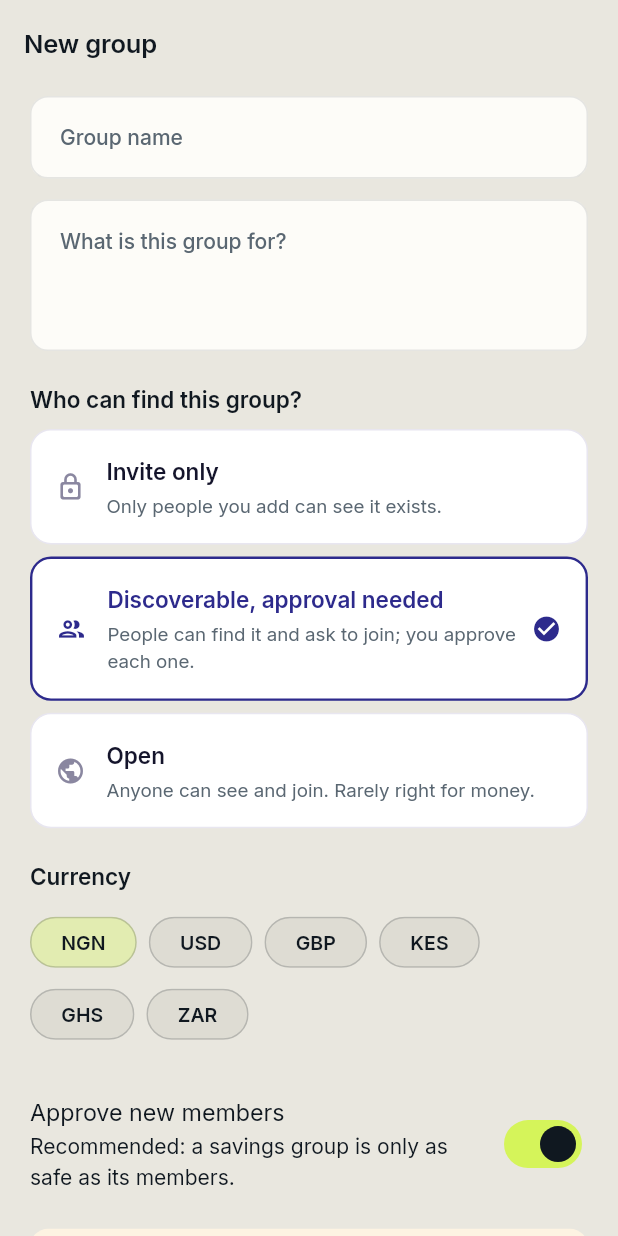
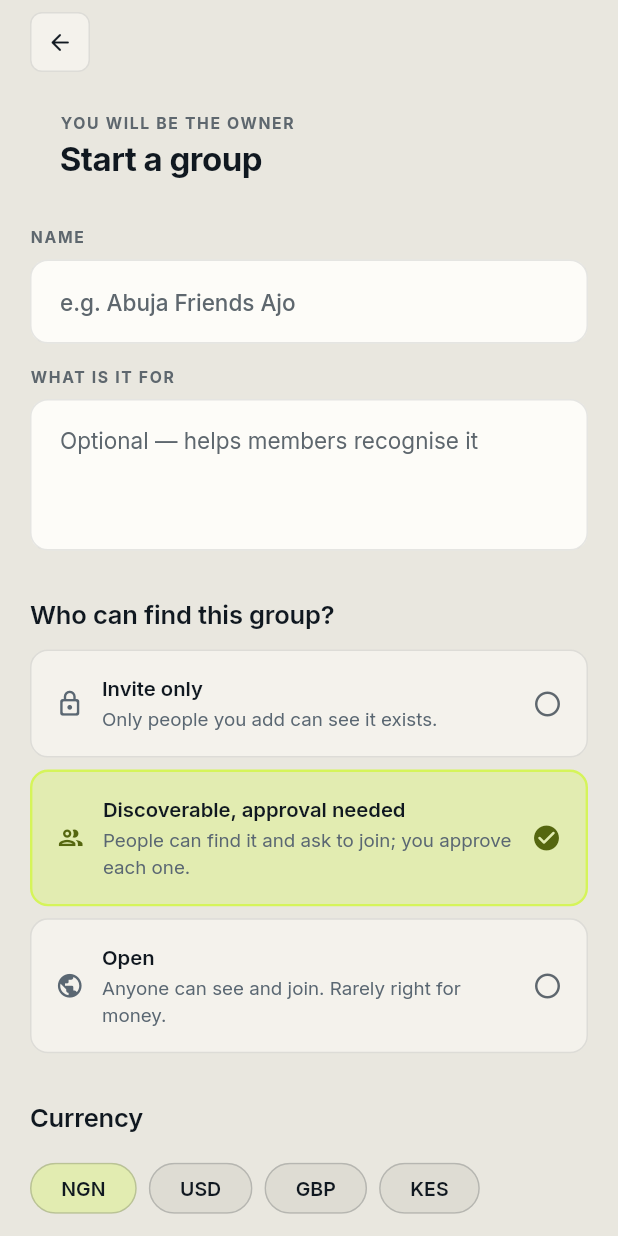
Before and after one commit to basgenix4u/KOLO-cooperative, a Flutter app: the CreateGroupScreen screen opened by its route, on a phone screen of 412 x 824 dp. Run offline on Flutter 3.47's test engine with Material 3 defaults, Android fonts, the phone set to English and light mode, and no system bars; our stand-ins replace app_links, dio, flutter_riverpod, flutter_secure_storage, go_router, shared_preferences; accounts and stored records are empty; network calls fail.

Commit message:
Rebuild the create-group screen
Visibility is the decision that actually matters here, so it gets the room: three
explicit options with the consequence spelled out under each - "Only people you
add can see it exists", "Anyone can see and join. Rarely right for money." A
member choosing between them should not have to infer what they mean.

Selection is a filled tick in a circle, not a colour change alone, so the chosen
option is identifiable without reading colour. Citrus marks the selection and
nothing else on this screen.

The owner's own limits are stated up front rather than discovered later: they
cannot approve a payout to themselves, and every withdrawal needs a second
officer. Someone founding a savings group should know that before they type a
name, not after the first payout stalls.

Fixed a framework assertion the render exposed: a SwitchListTile inside a coloured
card hides its own ripple, so it now has its own Material.

91 tests pass, 9 skipped; no analyser errors or warnings.

```diff
--- a/mobile/lib/features/groups/screens/create_group_screen.dart
+++ b/mobile/lib/features/groups/screens/create_group_screen.dart
@@ -4,8 +4,10 @@ import 'package:go_router/go_router.dart';
 
 import '../../../core/api/api_exception.dart';
 import '../../../core/api/providers.dart';
-import '../../../core/theme/kolo_theme.dart';
-import '../../../shared/widgets/common.dart';
+import '../../../design/components.dart';
+import '../../../design/navigation.dart';
+import '../../../design/tokens.dart';
+import '../../../design/typography.dart';
 import '../../savings/savings_providers.dart';
 
 class CreateGroupScreen extends ConsumerStatefulWidget {
@@ -67,44 +69,67 @@ class _CreateGroupScreenState extends ConsumerState<CreateGroupScreen> {
 
   @override
   Widget build(BuildContext context) {
-    final palette = context.kolo;
+    final palette = context.colors;
     return Scaffold(
-      appBar: AppBar(title: const Text('New group')),
+      backgroundColor: palette.ground,
       body: SafeArea(
         child: SingleChildScrollView(
-          padding: const EdgeInsets.fromLTRB(20, 8, 20, 32),
+          padding: const EdgeInsets.fromLTRB(
+              KoloSpace.page, KoloSpace.sm, KoloSpace.page, KoloSpace.hero),
           child: Form(
             key: _formKey,
             child: Column(
               crossAxisAlignment: CrossAxisAlignment.start,
               children: [
+                Row(
+                  children: [
+                    KoloBackButton(onTap: () => Navigator.of(context).maybePop()),
+                    const Spacer(),
+                  ],
+                ),
+                const SizedBox(height: KoloSpace.md),
+                KoloPageHeader(
+                  eyebrow: 'You will be the owner',
+                  title: 'Start a group',
+                ),
+                const SizedBox(height: KoloSpace.xl),
                 if (_error != null) ...[
-                  ErrorNotice(error: ApiException(code: 'group', message: _error!)),
-                  const SizedBox(height: 16),
+                  KoloNotice(
+                    message: _error!,
+                    tone: KoloNoticeTone.critical,
+                    icon: Icons.error_outline_rounded,
+                  ),
+                  const SizedBox(height: KoloSpace.lg),
                 ],
+                Text('NAME', style: KoloType.eyebrow(palette)),
+                const SizedBox(height: KoloSpace.sm),
                 TextFormField(
                   controller: _name,
                   textCapitalization: TextCapitalization.words,
-                  decoration: const InputDecoration(
-                    labelText: 'Group name',
-                    hintText: 'e.g. Abuja Friends Ajo',
+                  style: TextStyle(
+                    fontFamily: KoloType.family, fontSize: 16,
+                    fontWeight: FontWeight.w500, color: palette.text,
                   ),
+                  decoration: const InputDecoration(hintText: 'e.g. Abuja Friends Ajo'),
                   validator: (value) =>
                       (value == null || value.trim().length < 3) ? 'Give the group a name' : null,
                 ),
-                const SizedBox(height: 14),
+                const SizedBox(height: KoloSpace.lg),
+                Text('WHAT IS IT FOR', style: KoloType.eyebrow(palette)),
+                const SizedBox(height: KoloSpace.sm),
                 TextFormField(
                   controller: _description,
                   maxLines: 3,
+                  style: TextStyle(
+                    fontFamily: KoloType.family, fontSize: 15, color: palette.text,
+                  ),
                   decoration: const InputDecoration(
-                    labelText: 'What is this group for?',
                     hintText: 'Optional — helps members recognise it',
-                    alignLabelWithHint: true,
                   ),
                 ),
-                const SizedBox(height: 22),
-                Text('Who can find this group?', style: Theme.of(context).textTheme.titleMedium),
-                const SizedBox(height: 10),
+                const SizedBox(height: KoloSpace.section),
+                Text('Who can find this group?', style: Theme.of(context).textTheme.titleLarge),
+                const SizedBox(height: KoloSpace.md),
                 _ChoiceTile(
                   selected: _visibility == 'private',
                   title: 'Invite only',
@@ -128,11 +153,12 @@ class _CreateGroupScreenState extends ConsumerState<CreateGroupScreen> {
                   icon: Icons.public,
                   onTap: () => setState(() => _visibility = 'public'),
                 ),
-                const SizedBox(height: 22),
-                Text('Currency', style: Theme.of(context).textTheme.titleMedium),
-                const SizedBox(height: 10),
+                const SizedBox(height: KoloSpace.section),
+                Text('Currency', style: Theme.of(context).textTheme.titleLarge),
+                const SizedBox(height: KoloSpace.md),
                 Wrap(
-                  spacing: 8,
+                  spacing: KoloSpace.sm,
+                  runSpacing: KoloSpace.sm,
                   children: [
                     for (final code in ['NGN', 'USD', 'GBP', 'KES', 'GHS', 'ZAR'])
                       ChoiceChip(
@@ -142,48 +168,38 @@ class _CreateGroupScreenState extends ConsumerState<CreateGroupScreen> {
                       ),
                   ],
                 ),
-                const SizedBox(height: 22),
-                SwitchListTile.adaptive(
+                const SizedBox(height: KoloSpace.section),
+                KoloCard(
+                  padding: const EdgeInsets.symmetric(
+                      horizontal: KoloSpace.lg, vertical: KoloSpace.xs),
+                  child: Material(
+                    color: Colors.transparent,
+                    child: SwitchListTile.adaptive(
                       value: _requiresApproval,
                       onChanged: (value) => setState(() => _requiresApproval = value),
                       contentPadding: EdgeInsets.zero,
-                  title: const Text('Approve new members'),
-                  subtitle: const Text('Recommended: a savings group is only as safe as its members.'),
-                ),
-                const SizedBox(height: 16),
-                Container(
-                  padding: const EdgeInsets.all(14),
-                  decoration: BoxDecoration(
-                    color: palette.moneySoft,
-                    borderRadius: BorderRadius.circular(12),
-                  ),
-                  child: Row(
-                    crossAxisAlignment: CrossAxisAlignment.start,
-                    children: [
-                      Icon(Icons.shield_outlined, size: 18, color: palette.warning),
-                      const SizedBox(width: 10),
-                      Expanded(
-                        child: Text(
-                          'You will be the owner. Withdrawals will need a second officer to '
-                          'approve them, and you cannot approve a payout to yourself.',
-                          style: Theme.of(context).textTheme.bodySmall?.copyWith(
-                                color: palette.text,
+                      title: Text('Approve new members',
+                          style: Theme.of(context).textTheme.titleSmall),
+                      subtitle: Text(
+                        'A savings group is only as safe as its members.',
+                        style: Theme.of(context).textTheme.bodySmall,
                       ),
                     ),
                   ),
-                    ],
                 ),
+                const SizedBox(height: KoloSpace.lg),
+                KoloNotice(
+                  message: 'Withdrawals will need a second officer to approve them, and '
+                      'you cannot approve a payout to yourself — not even as the owner.',
+                  tone: KoloNoticeTone.warning,
+                  icon: Icons.shield_outlined,
                 ),
-                const SizedBox(height: 24),
-                FilledButton(
-                  onPressed: _busy ? null : _submit,
-                  child: _busy
-                      ? const SizedBox(
-                          width: 20,
-                          height: 20,
-                          child: CircularProgressIndicator(strokeWidth: 2, color: Colors.white),
-                        )
-                      : const Text('Create group'),
+                const SizedBox(height: KoloSpace.xl),
+                KoloSubmitButton(
+                  label: 'Create group',
+                  busyLabel: 'Creating…',
+                  busy: _busy,
+                  onPressed: _submit,
                 ),
               ],
             ),
@@ -211,43 +227,56 @@ class _ChoiceTile extends StatelessWidget {
 
   @override
   Widget build(BuildContext context) {
-    final palette = context.kolo;
-    return GestureDetector(
+    final c = context.colors;
+    return Semantics(
+      selected: selected,
+      inMutuallyExclusiveGroup: true,
+      button: true,
+      child: InkWell(
         onTap: onTap,
-      child: Container(
-        padding: const EdgeInsets.all(16),
+        borderRadius: BorderRadius.circular(KoloRadius.md),
+        child: AnimatedContainer(
+          duration: KoloMotion.fast,
+          padding: const EdgeInsets.all(KoloSpace.lg),
           decoration: BoxDecoration(
-          color: palette.surface,
-          borderRadius: BorderRadius.circular(14),
+            // The selected option takes a citrus tint and a citrus edge; the
+            // unselected ones stay quiet. Citrus is for selection, not for
+            // every surface that happens to be tappable.
+            color: selected ? c.accentWash : c.surface,
+            borderRadius: BorderRadius.circular(KoloRadius.md),
             border: Border.all(
-            color: selected ? palette.accent : palette.divider,
+              color: selected ? c.accent : c.hairline,
               width: selected ? 1.6 : 1,
             ),
           ),
           child: Row(
             children: [
-            Icon(icon, size: 20, color: selected ? palette.accent : palette.textFaint),
-            const SizedBox(width: 14),
+              Icon(icon, size: 19, color: selected ? c.accentText : c.textSoft),
+              const SizedBox(width: KoloSpace.md),
               Expanded(
                 child: Column(
                   crossAxisAlignment: CrossAxisAlignment.start,
                   children: [
                     Text(
                       title,
-                    style: TextStyle(
-                      fontSize: 15,
-                      fontWeight: FontWeight.w600,
-                      color: selected ? palette.accent : palette.text,
-                    ),
+                      style: context.text.titleSmall?.copyWith(
+                        color: c.text, fontWeight: FontWeight.w600),
                     ),
                     const SizedBox(height: 2),
-                  Text(subtitle, style: Theme.of(context).textTheme.bodySmall),
+                    Text(subtitle, style: context.text.bodySmall),
                   ],
                 ),
               ),
-            if (selected)
-              Icon(Icons.check_circle, size: 20, color: palette.accent),
+              const SizedBox(width: KoloSpace.sm),
+              // Selection is a filled circle, not only a colour: the tick is the
+              // signal, the colour reinforces it.
+              Icon(
+                selected ? Icons.check_circle_rounded : Icons.circle_outlined,
+                size: 20,
+                color: selected ? c.accentText : c.textFaint,
+              ),
             ],
+          ),
         ),
       ),
     );
--- a/mobile/tool/screenshot_test.dart
+++ b/mobile/tool/screenshot_test.dart
@@ -381,6 +381,10 @@ void main() {
     await _shoot(t, '08_login_dark', mode: ThemeMode.dark, signedIn: false,
         route: '/login');
   });
+  testWidgets('create group light', (t) async {
+    await _shoot(t, '22_create_group', mode: ThemeMode.light, signedIn: true,
+        route: '/groups/new');
+  });
   testWidgets('groups tab light', (t) async {
     await _shoot(t, '21_groups', mode: ThemeMode.light, signedIn: true,
         route: '/groups');
```
Also changed, not shown: 1 other file. Lines whose indentation alone changed are shown as unchanged.
